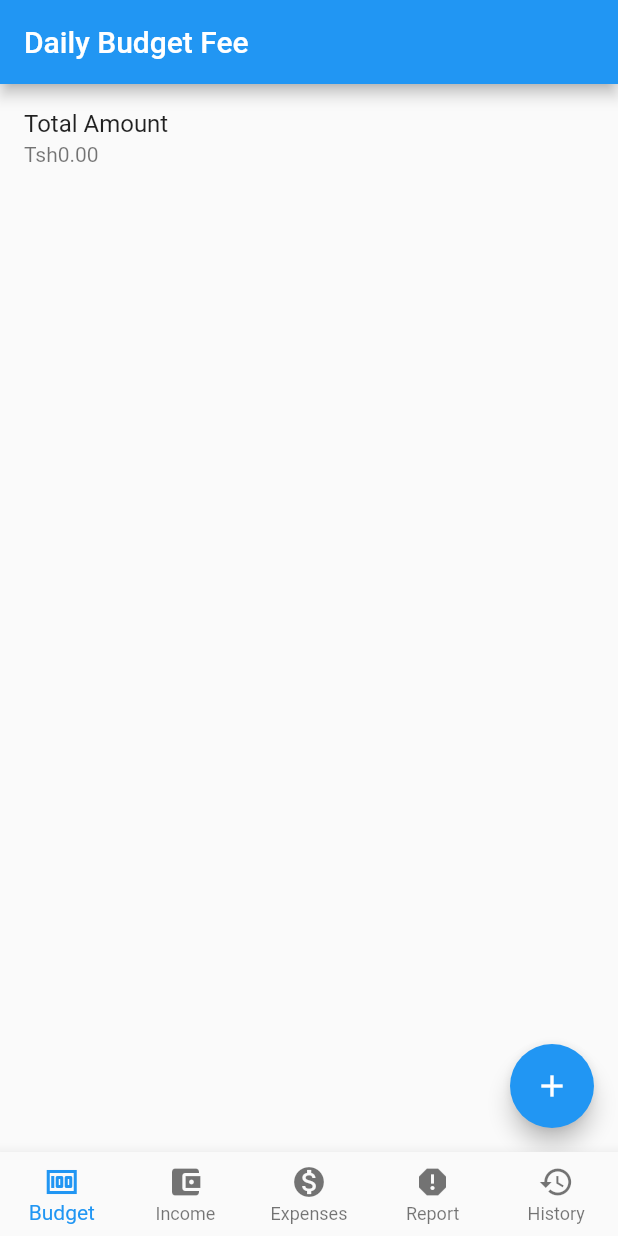
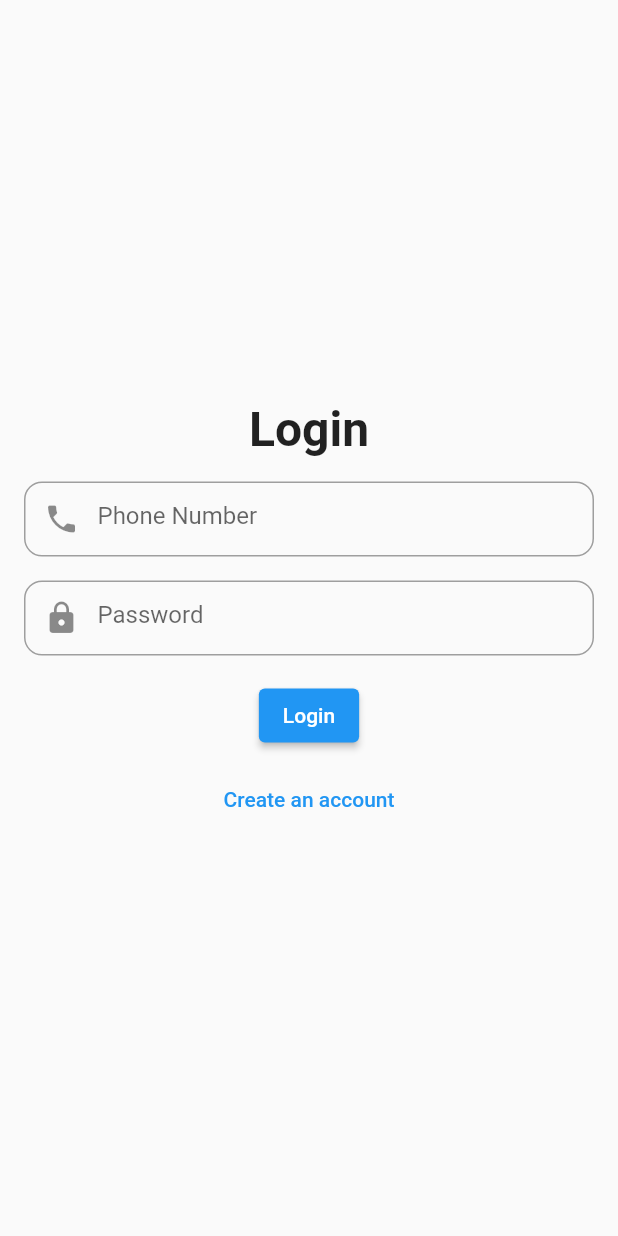
Before and after one commit to DOJA2/Budgeting-App, a Flutter app: the screen it shows after launch, on a phone screen of 412 x 824 dp. Run offline on Flutter 3.47's test engine with Material 2 defaults, Android fonts, the phone set to English and light mode, and no system bars; our stand-ins replace firebase_core; accounts and stored records are empty.

Commit message:
loginregisplash

```diff
--- a/lib/Pages/Report.dart
+++ b/lib/Pages/Report.dart
@@ -23,7 +23,6 @@ class _ReportPageState extends State<ReportPage> {
   double budget = 1000.0; // Replace with your actual budget value
   double income = 5000.0; // Replace with your actual income value
   double expenses = 1800.0; // Replace with your actual expenses value
-
   double get savingAmount => income - expenses;
   double get spendingAmount => budget - expenses;
 
--- /dev/null
+++ b/lib/Pages/login.dart
@@ -0,0 +1,91 @@
+import 'package:flutter/material.dart';
+
+import 'home.dart';
+import 'registration.dart';
+
+void main() {
+  runApp(MyLogin());
+}
+
+class MyLogin extends StatelessWidget {
+  @override
+  Widget build(BuildContext context) {
+    return MaterialApp(
+      debugShowCheckedModeBanner: false,
+      home: LoginPage(),
+    );
+  }
+}
+
+class LoginPage extends StatelessWidget {
+  @override
+  Widget build(BuildContext context) {
+    return Scaffold(
+      body: Center(
+        child: Padding(
+          padding: EdgeInsets.all(16.0),
+          child: Column(
+            mainAxisAlignment: MainAxisAlignment.center,
+            children: [
+              Text(
+                'Login',
+                style: TextStyle(
+                  fontSize: 32, // Adjust the font size as needed
+                  fontWeight: FontWeight.bold,
+                ),
+              ),
+              SizedBox(height: 16.0),
+              _buildTextField('Phone Number', Icons.phone, inputType: TextInputType.phone),
+              SizedBox(height: 16.0),
+              _buildTextField('Password', Icons.lock, isPassword: true),
+              SizedBox(height: 16.0),
+              ElevatedButton(
+                onPressed: () {
+                  Navigator.push(
+                    context,
+                    MaterialPageRoute(builder: (context) => HomePage()),
+                  );
+                  // Add login logic here
+                },
+                child: Text('Login'),
+              ),
+              SizedBox(height: 8.0),
+              TextButton(
+                onPressed: () {
+                  Navigator.push(
+                    context,
+                    MaterialPageRoute(builder: (context) => MyReg()),
+                  );
+                },
+                child: Text('Create an account'),
+              ),
+            ],
+          ),
+        ),
+      ),
+    );
+  }
+
+  Widget _buildTextField(String hintText, IconData iconData,
+      {TextInputType? inputType, bool isPassword = false}) {
+    return Container(
+      decoration: BoxDecoration(
+        borderRadius: BorderRadius.circular(12.0),
+        border: Border.all(
+          color: Colors.grey,
+          width: 1.0,
+        ),
+      ),
+      child: TextField(
+        obscureText: isPassword,
+        keyboardType: inputType,
+        decoration: InputDecoration(
+          hintText: hintText,
+          contentPadding: EdgeInsets.all(12.0),
+          prefixIcon: Icon(iconData),
+          border: InputBorder.none,
+        ),
+      ),
+    );
+  }
+}
--- a/lib/main.dart
+++ b/lib/main.dart
@@ -1,15 +1,11 @@
 import 'package:flutter/material.dart';
 
-import 'Pages/home.dart';
 
-
-//import 'Pages/splash.dart';
-
-
+import 'Pages/splash.dart';
 
 
 void main() {
-  runApp( MyApp());
+  runApp(MyApp());
 }
 
 class MyApp extends StatelessWidget {
@@ -19,7 +15,7 @@ class MyApp extends StatelessWidget {
   Widget build(BuildContext context) {
     return MaterialApp(
       debugShowCheckedModeBanner: false,
-      home: HomePage(),
+      home: SplashPage(),
     );
   }
 }
```
Also changed, not shown: lib/Pages/registration.dart (added, +92 -0 lines), lib/Pages/splash.dart (added, +65 -0 lines), pubspec.lock, 3 other files.
